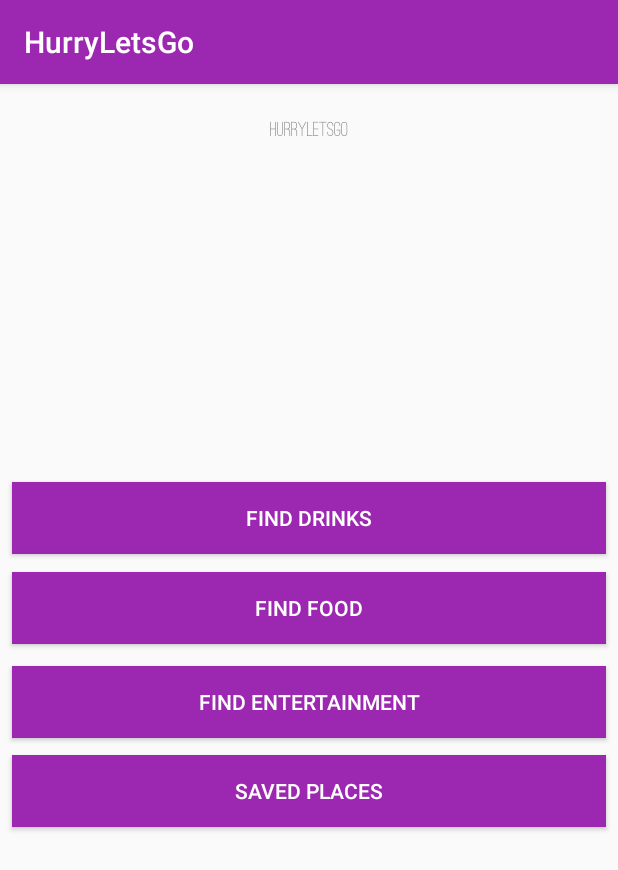
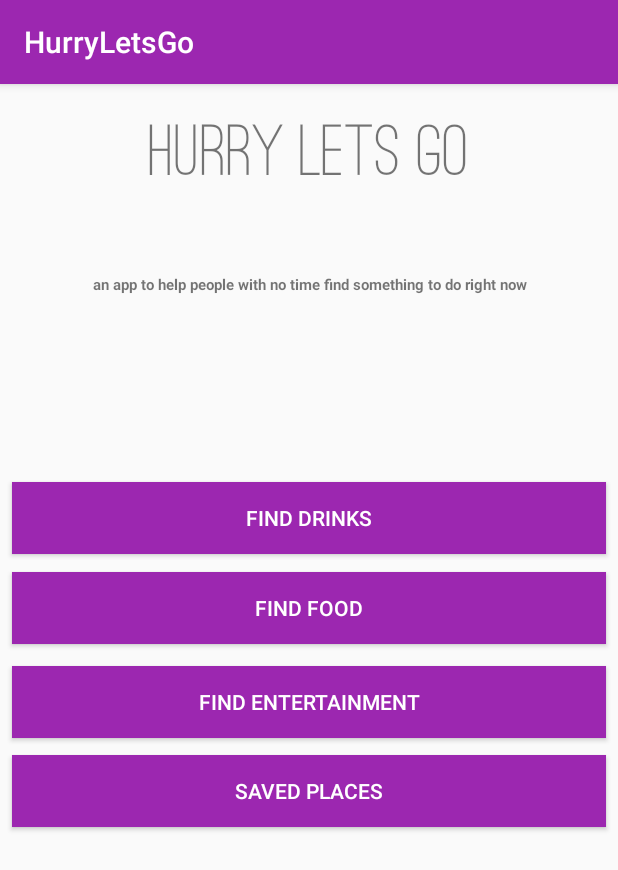
Before and after one commit to rg-epicodus/AND-HurryLetsGo, an Android app: the MainActivity screen opened directly, with no data from a screen before it, on a phone screen of 412 x 824 dp. Shown: the top 870 px of the screen. Run offline under Robolectric (Android 15) with nearby library versions, the phone set to English and light mode, and no system bars; our stand-ins replace ButterKnife.

Commit message:
update layout

```diff
--- a/app/src/main/res/layout/activity_main.xml
+++ b/app/src/main/res/layout/activity_main.xml
@@ -10,6 +10,8 @@
         android:layout_width="wrap_content"
         android:layout_height="wrap_content"
         android:text="@string/greeting"
+        android:textSize="50sp"
+        android:textStyle="bold"
         android:id="@+id/appNameTextView"
         app:layout_constraintBottom_toBottomOf="parent"
         app:layout_constraintLeft_toLeftOf="parent"
@@ -20,6 +22,25 @@
         tools:layout_constraintBottom_creator="1"
         tools:layout_constraintLeft_creator="1"
         app:layout_constraintVertical_bias="0.032" />
+
+    <TextView
+        android:layout_width="wrap_content"
+        android:layout_height="wrap_content"
+        android:text="@string/greetingSubText"
+        android:textSize="10sp"
+        android:textStyle="bold"
+        android:id="@+id/appNameTextView2"
+        app:layout_constraintBottom_toBottomOf="parent"
+        app:layout_constraintLeft_toLeftOf="parent"
+        app:layout_constraintRight_toRightOf="parent"
+        app:layout_constraintTop_toTopOf="parent"
+        tools:layout_constraintTop_creator="1"
+        tools:layout_constraintRight_creator="1"
+        tools:layout_constraintBottom_creator="1"
+        tools:layout_constraintLeft_creator="1"
+        app:layout_constraintVertical_bias="0.168"
+        app:layout_constraintHorizontal_bias="0.506" />
+
 
     <Button
         android:layout_width="0dp"
--- a/app/src/main/res/values/strings.xml
+++ b/app/src/main/res/values/strings.xml
@@ -4,6 +4,7 @@
     <string name="find_entertainment">Find Entertainment</string>
     <string name="find_food">Find Food</string>
     <string name="saved_places">Saved Places</string>
-    <string name="greeting">HurryLetsGo</string>
+    <string name="greeting">Hurry Lets Go</string>
+    <string name="greetingSubText">an app to help people with no time find something to do right now</string>
 
 </resources>
```
